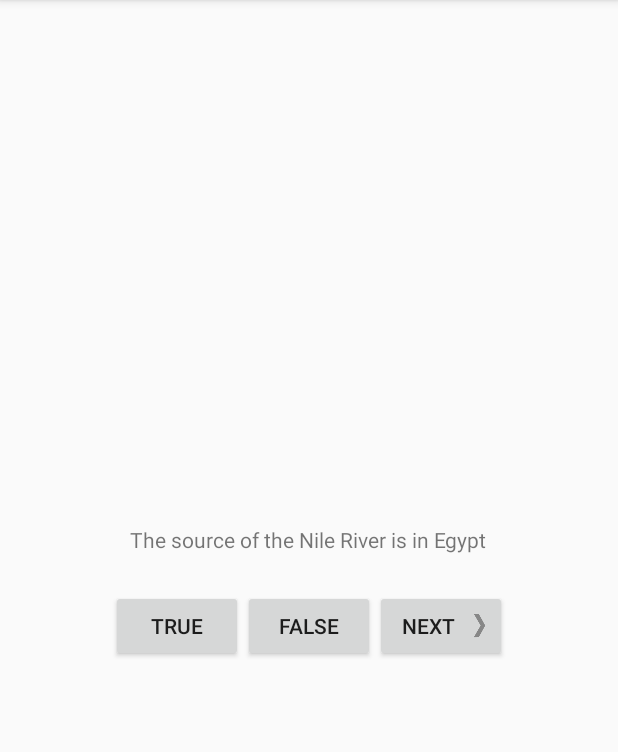
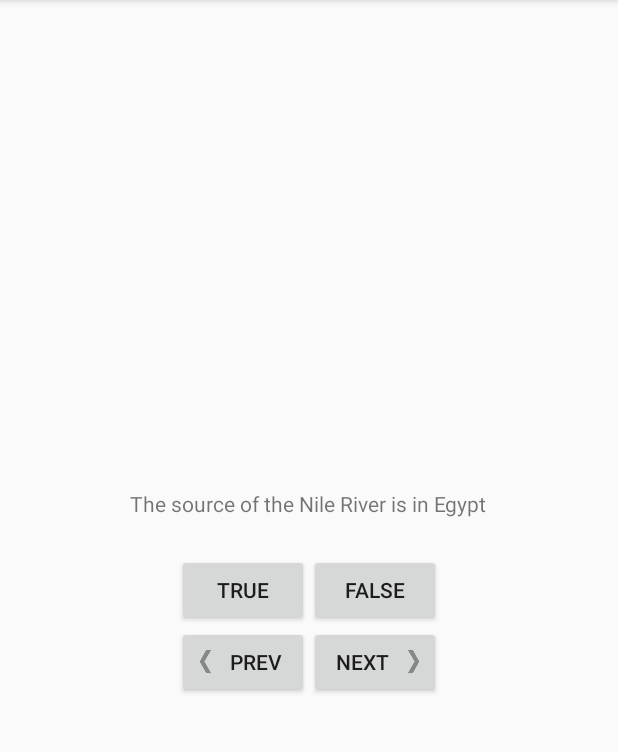
Before and after one commit to KrishnaK96/GeoQuiz, an Android app: the screen it shows after launch (QuizActivity), after a tap on an icon or button, on a phone screen of 412 x 824 dp, the part 84-836 px from its top. Run offline under Robolectric (Android 15) with nearby library versions, the phone set to English and light mode, and no system bars.

Commit message:
Version 1.02 - Added a "previous" button which goes to the previous question

```diff
--- a/app/src/main/java/calc/canvas/org/geoquiz/QuizActivity.java
+++ b/app/src/main/java/calc/canvas/org/geoquiz/QuizActivity.java
@@ -13,6 +13,7 @@ public class QuizActivity extends AppCompatActivity {
     private Button mTrueButton;
     private Button mFalseButton;
     private Button mNextButton;
+    private Button mPrevButton;
     private TextView mQuestionTextView;
 
     private Question[] mQuestionBank = new Question[] {
@@ -33,13 +34,13 @@ public class QuizActivity extends AppCompatActivity {
         mQuestionTextView =(TextView) findViewById(R.id.question_text_view);
 
         //Get first question
-        updateQuestion();
+        updateQuestion(1);
 
         //Display next question whenver the user clicks the textbox
         mQuestionTextView.setOnClickListener(new View.OnClickListener() {
             @Override
             public void onClick(View v){
-                updateQuestion();
+                updateQuestion(1);
             }
         });
 
@@ -63,16 +64,30 @@ public class QuizActivity extends AppCompatActivity {
         mNextButton.setOnClickListener(new View.OnClickListener() {
             @Override
             public void onClick(View v){
-                //mCurrentIndex = (mCurrentIndex + 1) % mQuestionBank.length;
-                updateQuestion();
+                updateQuestion(1);
+            }
+        });
+
+        mPrevButton = (Button) findViewById(R.id.prev_button);
+        mPrevButton.setOnClickListener(new View.OnClickListener() {
+            @Override
+            public void onClick(View v){
+                updateQuestion(-1);
             }
         });
     }
 
-    //Updates the question
-    private void updateQuestion(){
-        //increments to next question
-        mCurrentIndex = (mCurrentIndex + 1) % mQuestionBank.length;
+    /**
+     * Updates to the next question
+     * @param i Used to determine whether or not to go to previous question or next. i can only be a -1 or 1
+     */
+    private void updateQuestion(int i){
+        //loops array back to beginning if decrementing
+        if(i == -1 && mCurrentIndex == 1)
+            mCurrentIndex = mQuestionBank.length - 1;
+
+        //increments or decrements the index
+        mCurrentIndex = (mCurrentIndex + i) % mQuestionBank.length;
 
         //gets the text of the next question
         int question = mQuestionBank[mCurrentIndex].getTextResId();
--- a/app/src/main/res/layout/activity_quiz.xml
+++ b/app/src/main/res/layout/activity_quiz.xml
@@ -26,6 +26,19 @@
             android:layout_width="wrap_content"
             android:layout_height="wrap_content"
             android:text="@string/false_button"/>
+
+    </LinearLayout>
+
+    <LinearLayout
+        android:layout_width="wrap_content"
+        android:layout_height="wrap_content">
+        <Button
+            android:id="@+id/prev_button"
+            android:layout_width="wrap_content"
+            android:layout_height="wrap_content"
+            android:drawableLeft="@drawable/arrow_left"
+            android:drawablePadding="4dp"
+            android:text="@string/previous_button"/>
         <Button
             android:id="@+id/next_button"
             android:layout_width="wrap_content"
@@ -33,5 +46,6 @@
             android:drawableRight="@drawable/arrow_right"
             android:drawablePadding="4dp"
             android:text="@string/next_button"/>
+
     </LinearLayout>
 </LinearLayout>
--- a/app/src/main/res/values/strings.xml
+++ b/app/src/main/res/values/strings.xml
@@ -6,6 +6,7 @@
     <string name="correct_toast">Correct!</string>
     <string name="incorrect_toast">Incorrect!</string>
     <string name="next_button">Next</string>
+    <string name="previous_button">Prev</string>
     <string name="question_oceans">The Pacific Ocean is larger than the Atlantic Ocean</string>
     <string name="question_mideast">The Suez Canal connects the Red Sea and the Indian Ocean</string>
     <string name="question_africa">The source of the Nile River is in Egypt</string>
```
